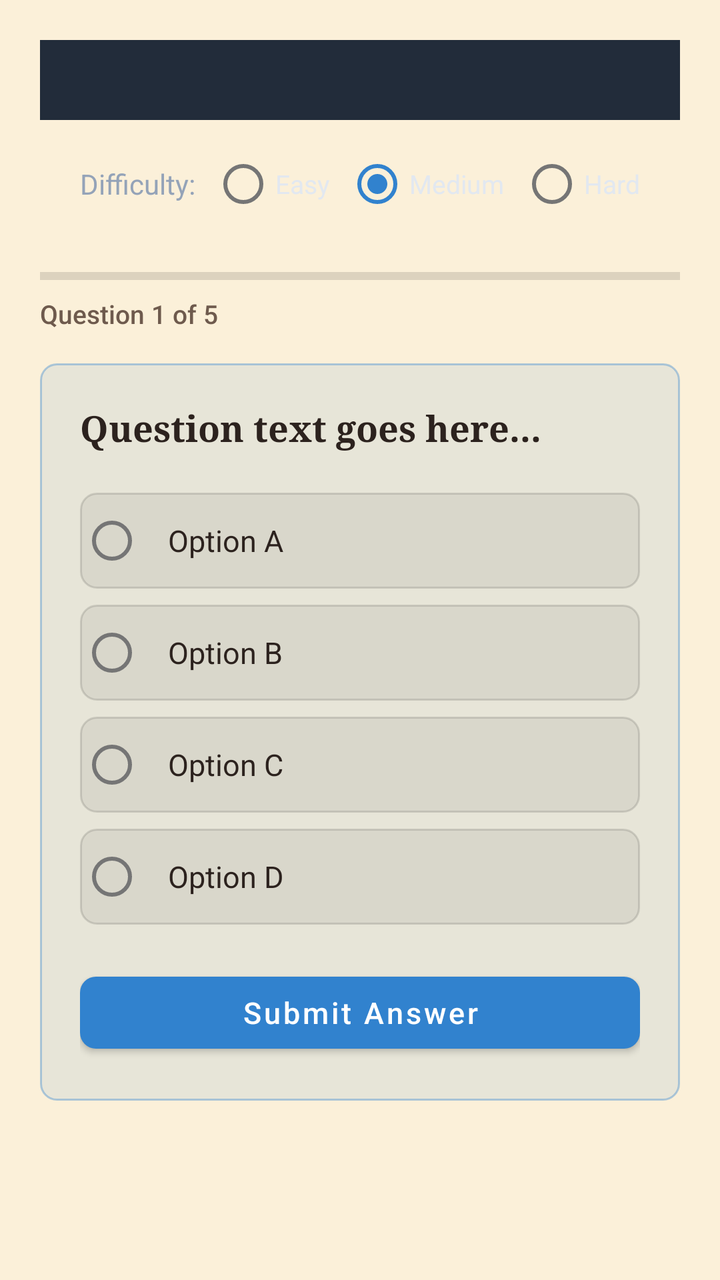
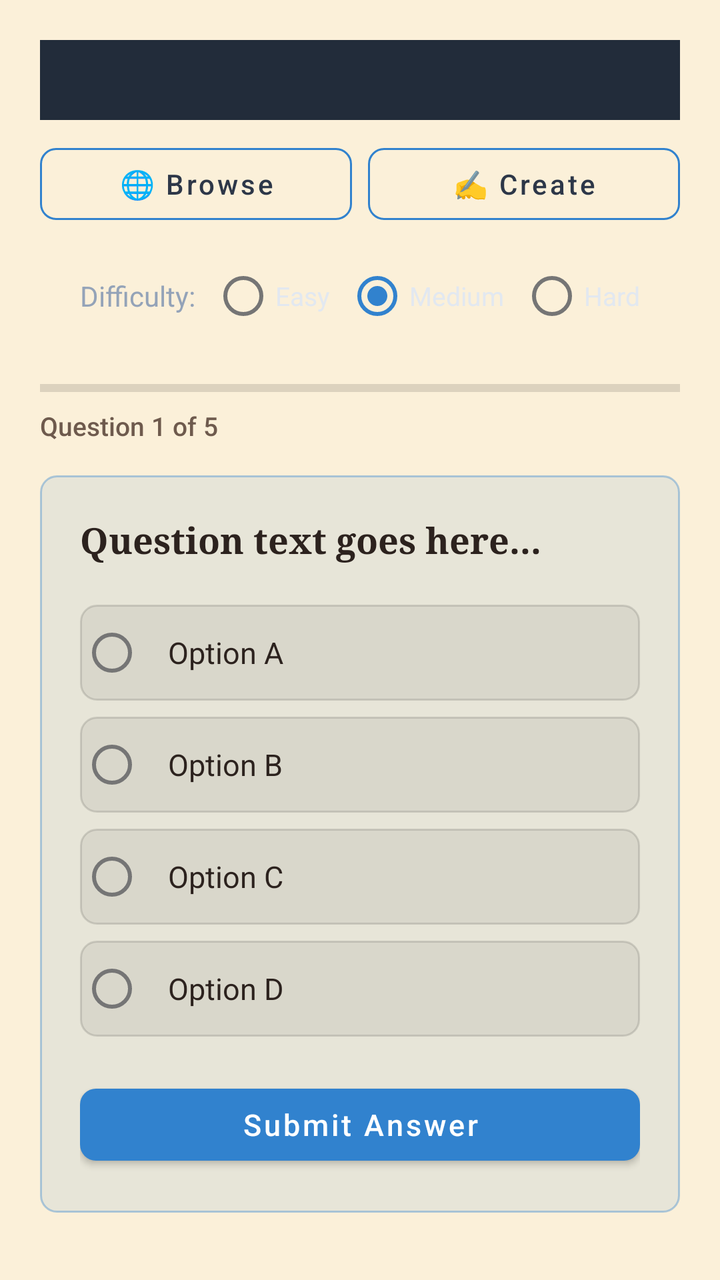

Screens rendered from an Android XML layout before and after an edit, with the pre-edit source and the edit as a unified diff.
<!-- AndroidManifest.xml: application theme Theme.MyFirstAndroidApplication -->
<!-- res/layout/fragment_quiz.xml -->
<?xml version="1.0" encoding="utf-8"?>
<ScrollView xmlns:android="http://schemas.android.com/apk/res/android"
    xmlns:app="http://schemas.android.com/apk/res-auto"
    android:id="@+id/quizScrollView"
    android:layout_width="match_parent"
    android:layout_height="match_parent"
    android:fillViewport="true"
    android:background="@color/kindle_sepia_bg">

    <LinearLayout
        android:id="@+id/quizRootContainer"
        android:layout_width="match_parent"
        android:layout_height="wrap_content"
        android:orientation="vertical"
        android:padding="20dp">

        
        <com.google.android.material.tabs.TabLayout
            android:id="@+id/quizCategoryTabs"
            android:layout_width="match_parent"
            android:layout_height="40dp"
            android:background="#222C3A"
            app:tabIndicatorColor="@color/accent"
            app:tabIndicatorHeight="3dp"
            app:tabSelectedTextColor="#38BDF8"
            app:tabTextColor="#94A3B8"
            app:tabMode="fixed"
            app:tabGravity="fill" />

        
        <LinearLayout
            android:layout_width="match_parent"
            android:layout_height="wrap_content"
            android:orientation="horizontal"
            android:gravity="center"
            android:layout_marginTop="8dp"
            android:layout_marginBottom="8dp">

            <TextView
                android:id="@+id/tvDifficultyLabel"
                android:layout_width="wrap_content"
                android:layout_height="wrap_content"
                android:text="Difficulty:"
                android:textSize="14sp"
                android:textColor="#94A3B8"
                android:layout_marginEnd="8dp" />

            <RadioGroup
                android:id="@+id/difficultyRadioGroup"
                android:layout_width="wrap_content"
                android:layout_height="wrap_content"
                android:orientation="horizontal">

                <RadioButton
                    android:id="@+id/rbEasy"
                    android:layout_width="wrap_content"
                    android:layout_height="wrap_content"
                    android:text="Easy"
                    android:textSize="13sp"
                    android:textColor="#E2E8F0"
                    android:layout_marginEnd="8dp" />

                <RadioButton
                    android:id="@+id/rbMedium"
                    android:layout_width="wrap_content"
                    android:layout_height="wrap_content"
                    android:text="Medium"
                    android:textSize="13sp"
                    android:textColor="#E2E8F0"
                    android:checked="true"
                    android:layout_marginEnd="8dp" />

                <RadioButton
                    android:id="@+id/rbHard"
                    android:layout_width="wrap_content"
                    android:layout_height="wrap_content"
                    android:text="Hard"
                    android:textSize="13sp"
                    android:textColor="#E2E8F0" />

            </RadioGroup>

        </LinearLayout>

        
        <com.google.android.material.progressindicator.LinearProgressIndicator
            android:id="@+id/quizProgressBar"
            android:layout_width="match_parent"
            android:layout_height="6dp"
            android:layout_marginTop="12dp"
            android:progress="20"
            app:indicatorColor="@color/accent"
            app:trackColor="#20000000" />

        <TextView
            android:id="@+id/tvQuizProgressCounter"
            android:layout_width="wrap_content"
            android:layout_height="wrap_content"
            android:layout_marginTop="8dp"
            android:text="Question 1 of 5"
            android:textColor="@color/kindle_sepia_subtext"
            android:textSize="13sp"
            android:fontFamily="sans-serif-medium" />

        
        <LinearLayout
            android:id="@+id/questionCard"
            android:layout_width="match_parent"
            android:layout_height="wrap_content"
            android:layout_marginTop="16dp"
            android:orientation="vertical"
            android:background="@drawable/bg_callout_box"
            android:padding="20dp">

            <TextView
                android:id="@+id/tvQuestionText"
                android:layout_width="match_parent"
                android:layout_height="wrap_content"
                android:text="Question text goes here..."
                android:textColor="@color/kindle_sepia_text"
                android:textSize="18sp"
                android:textStyle="bold"
                android:fontFamily="serif"
                android:lineSpacingMultiplier="1.3" />

            
            <RadioGroup
                android:id="@+id/optionsRadioGroup"
                android:layout_width="match_parent"
                android:layout_height="wrap_content"
                android:layout_marginTop="16dp">

                <RadioButton
                    android:id="@+id/rbOption0"
                    android:layout_width="match_parent"
                    android:layout_height="wrap_content"
                    android:layout_marginVertical="4dp"
                    android:background="@drawable/bg_code_box"
                    android:padding="12dp"
                    android:text="Option A"
                    android:textColor="@color/kindle_sepia_text"
                    android:textSize="15sp" />

                <RadioButton
                    android:id="@+id/rbOption1"
                    android:layout_width="match_parent"
                    android:layout_height="wrap_content"
                    android:layout_marginVertical="4dp"
                    android:background="@drawable/bg_code_box"
                    android:padding="12dp"
                    android:text="Option B"
                    android:textColor="@color/kindle_sepia_text"
                    android:textSize="15sp" />

                <RadioButton
                    android:id="@+id/rbOption2"
                    android:layout_width="match_parent"
                    android:layout_height="wrap_content"
                    android:layout_marginVertical="4dp"
                    android:background="@drawable/bg_code_box"
                    android:padding="12dp"
                    android:text="Option C"
                    android:textColor="@color/kindle_sepia_text"
                    android:textSize="15sp" />

                <RadioButton
                    android:id="@+id/rbOption3"
                    android:layout_width="match_parent"
                    android:layout_height="wrap_content"
                    android:layout_marginVertical="4dp"
                    android:background="@drawable/bg_code_box"
                    android:padding="12dp"
                    android:text="Option D"
                    android:textColor="@color/kindle_sepia_text"
                    android:textSize="15sp" />
            </RadioGroup>

            
            <com.google.android.material.button.MaterialButton
                android:id="@+id/btnSubmitAnswer"
                android:layout_width="match_parent"
                android:layout_height="48dp"
                android:layout_marginTop="16dp"
                android:text="Submit Answer"
                android:textAllCaps="false"
                android:textSize="15sp"
                app:backgroundTint="@color/accent"
                app:cornerRadius="8dp" />
        </LinearLayout>

        
        <LinearLayout
            android:id="@+id/explanationContainer"
            android:layout_width="match_parent"
            android:layout_height="wrap_content"
            android:layout_marginTop="16dp"
            android:orientation="vertical"
            android:visibility="gone"
            android:background="@drawable/bg_callout_box"
            android:padding="16dp">

            <TextView
                android:id="@+id/tvFeedbackTitle"
                android:layout_width="match_parent"
                android:layout_height="wrap_content"
                android:text="Correct! 🎉"
                android:textColor="#276749"
                android:textSize="16sp"
                android:textStyle="bold" />

            <TextView
                android:id="@+id/tvExplanationText"
                android:layout_width="match_parent"
                android:layout_height="wrap_content"
                android:layout_marginTop="6dp"
                android:text="Detailed explanation of why this answer is correct..."
                android:textColor="@color/kindle_sepia_text"
                android:textSize="14sp"
                android:lineSpacingMultiplier="1.3" />

            <com.google.android.material.button.MaterialButton
                android:id="@+id/btnNextQuestion"
                android:layout_width="match_parent"
                android:layout_height="48dp"
                android:layout_marginTop="12dp"
                android:text="Next Question ➔"
                android:textAllCaps="false"
                android:textSize="15sp"
                app:backgroundTint="#2B6CB0"
                app:cornerRadius="8dp" />
        </LinearLayout>

        
        <LinearLayout
            android:id="@+id/scoreSummaryContainer"
            android:layout_width="match_parent"
            android:layout_height="wrap_content"
            android:layout_marginTop="24dp"
            android:orientation="vertical"
            android:gravity="center"
            android:visibility="gone"
            android:background="@drawable/bg_callout_box"
            android:padding="24dp">

            <TextView
                android:id="@+id/tvSummaryTitle"
                android:layout_width="wrap_content"
                android:layout_height="wrap_content"
                android:text="🏆 Quiz Completed!"
                android:textColor="@color/kindle_sepia_text"
                android:textSize="22sp"
                android:textStyle="bold"
                android:fontFamily="serif" />

            <TextView
                android:id="@+id/tvFinalScore"
                android:layout_width="wrap_content"
                android:layout_height="wrap_content"
                android:layout_marginTop="12dp"
                android:text="You scored 4 / 5 (80%)"
                android:textColor="@color/accent"
                android:textSize="20sp"
                android:textStyle="bold" />

            <TextView
                android:id="@+id/tvScoreMessage"
                android:layout_width="wrap_content"
                android:layout_height="wrap_content"
                android:layout_marginTop="8dp"
                android:gravity="center"
                android:text="Great job! You have a strong grasp of these concepts."
                android:textColor="@color/kindle_sepia_subtext"
                android:textSize="14sp" />

            <com.google.android.material.button.MaterialButton
                android:id="@+id/btnRetryQuiz"
                android:layout_width="match_parent"
                android:layout_height="48dp"
                android:layout_marginTop="20dp"
                android:text="Retake Quiz"
                android:textAllCaps="false"
                android:textSize="15sp"
                app:backgroundTint="@color/accent"
                app:cornerRadius="8dp" />

            <com.google.android.material.button.MaterialButton
                android:id="@+id/btnReviewMistakes"
                android:layout_width="match_parent"
                android:layout_height="48dp"
                android:layout_marginTop="12dp"
                android:text="Review Mistakes"
                android:textAllCaps="false"
                android:textSize="15sp"
                android:visibility="gone"
                app:backgroundTint="#C53030"
                app:cornerRadius="8dp" />
        </LinearLayout>

    </LinearLayout>
</ScrollView>
<!-- resources referenced by this layout -->
<resources>
  <color name="accent">#3182CE</color>
  <color name="kindle_sepia_bg">#FBF0D9</color>
  <color name="kindle_sepia_subtext">#6E5A4D</color>
  <color name="kindle_sepia_text">#2C221E</color>
  <!-- drawable bg_callout_box (drawable) -->
  <?xml version="1.0" encoding="utf-8"?>
  <shape xmlns:android="http://schemas.android.com/apk/res/android"
      android:shape="rectangle">
      <corners android:radius="8dp" />
      <solid android:color="#1A3182CE" />
      <stroke
          android:width="1dp"
          android:color="#603182CE" />
  </shape>
  <!-- drawable bg_code_box (drawable) -->
  <?xml version="1.0" encoding="utf-8"?>
  <shape xmlns:android="http://schemas.android.com/apk/res/android"
      android:shape="rectangle">
      <corners android:radius="8dp" />
      <solid android:color="#10000000" />
      <stroke
          android:width="1dp"
          android:color="#20000000" />
  </shape>
  <style name="Theme.MyFirstAndroidApplication" parent="Theme.MaterialComponents.DayNight.NoActionBar">
          <item name="colorPrimary">@color/primary</item>
          <item name="colorPrimaryVariant">@color/primary_dark</item>
          <item name="colorOnPrimary">@color/white</item>
          <item name="colorSecondary">@color/accent</item>
          <item name="android:statusBarColor">@color/primary_dark</item>
      </style>
  <color name="primary">#2D3748</color>
  <color name="primary_dark">#1A202C</color>
  <color name="white">#FFFFFFFF</color>
</resources>

<!-- the commit's change to res/layout/fragment_quiz.xml (unified diff, before → after) -->
@@ -27,6 +27,42 @@
             app:tabMode="fixed"
             app:tabGravity="fill" />
 
+        <LinearLayout
+            android:layout_width="match_parent"
+            android:layout_height="wrap_content"
+            android:layout_marginTop="8dp"
+            android:orientation="horizontal">
+
+            <com.google.android.material.button.MaterialButton
+                android:id="@+id/btnCommunityQuizzes"
+                style="@style/Widget.MaterialComponents.Button.OutlinedButton"
+                android:layout_width="0dp"
+                android:layout_height="wrap_content"
+                android:layout_weight="1"
+                android:layout_marginEnd="4dp"
+                android:text="🌐 Browse"
+                android:textAllCaps="false"
+                android:textSize="14sp"
+                app:strokeColor="@color/accent"
+                app:strokeWidth="1dp"
+                app:cornerRadius="8dp" />
+
+            <com.google.android.material.button.MaterialButton
+                android:id="@+id/btnCreateQuiz"
+                style="@style/Widget.MaterialComponents.Button.OutlinedButton"
+                android:layout_width="0dp"
+                android:layout_height="wrap_content"
+                android:layout_weight="1"
+                android:layout_marginStart="4dp"
+                android:text="✍️ Create"
+                android:textAllCaps="false"
+                android:textSize="14sp"
+                app:strokeColor="@color/accent"
+                app:strokeWidth="1dp"
+                app:cornerRadius="8dp" />
+
+        </LinearLayout>
+
         
         <LinearLayout
             android:layout_width="match_parent"
@@ -101,6 +137,39 @@
             android:textColor="@color/kindle_sepia_subtext"
             android:textSize="13sp"
             android:fontFamily="sans-serif-medium" />
+
+        
+        <LinearLayout
+            android:id="@+id/emptyCategoryContainer"
+            android:layout_width="match_parent"
+            android:layout_height="wrap_content"
+            android:layout_marginTop="24dp"
+            android:orientation="vertical"
+            android:gravity="center"
+            android:visibility="gone"
+            android:background="@drawable/bg_callout_box"
+            android:padding="24dp">
+
+            <TextView
+                android:id="@+id/tvEmptyCategoryMessage"
+                android:layout_width="wrap_content"
+                android:layout_height="wrap_content"
+                android:gravity="center"
+                android:text="No questions uploaded by this creator for this category"
+                android:textColor="@color/kindle_sepia_text"
+                android:textSize="16sp"
+                android:textStyle="bold" />
+
+            <TextView
+                android:id="@+id/tvEmptyCategorySubtext"
+                android:layout_width="wrap_content"
+                android:layout_height="wrap_content"
+                android:layout_marginTop="8dp"
+                android:gravity="center"
+                android:text="Switch to another category above to continue playing this quiz."
+                android:textColor="@color/kindle_sepia_subtext"
+                android:textSize="13sp" />
+        </LinearLayout>
 
         
         <LinearLayout
